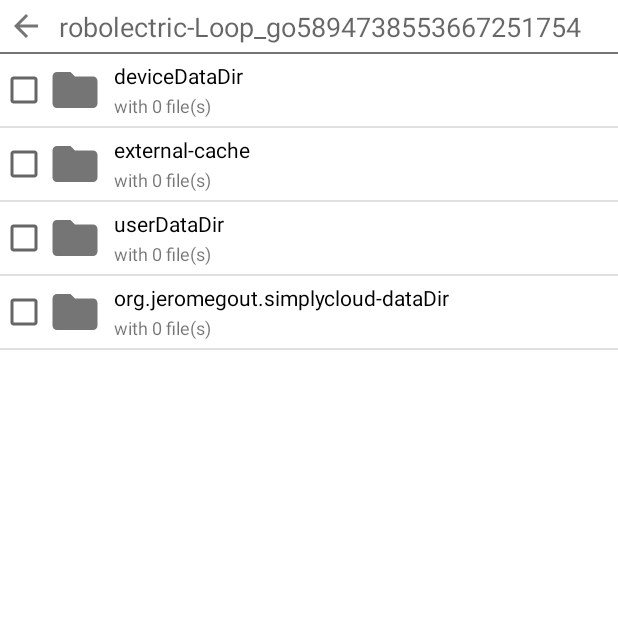
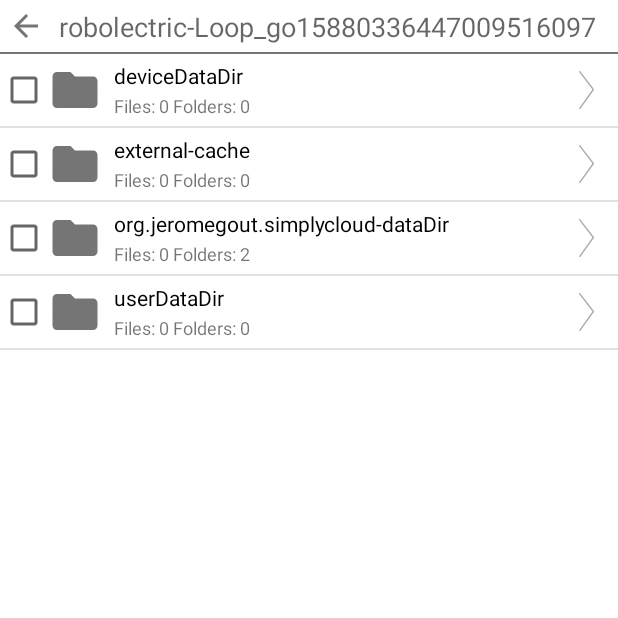
Before and after one commit to jeromegout/SimplyCloud, an Android app: the fragment FileFragment shown on its own in the app's theme, after a tap on an icon or button, on a phone screen of 412 x 824 dp, the top half of it. Run offline under Robolectric (Android 15) with nearby library versions, the phone set to English and light mode, and no system bars.

Commit message:
File Selection:    Sort of elements (files and folders) fixed    Right arrow on folders

```diff
--- a/app/src/main/java/org/jeromegout/simplycloud/selection/adapters/FileHolder.java
+++ b/app/src/main/java/org/jeromegout/simplycloud/selection/adapters/FileHolder.java
@@ -15,6 +15,7 @@ import java.io.File;
 
 
 public class FileHolder extends RecyclerView.ViewHolder {
+	private final ImageView folderImage;
 	private ImageView fileImage;
 	private TextView fileName;
 	//- for folder, shows the number of child, for regular file shows its size
@@ -29,6 +30,7 @@ public class FileHolder extends RecyclerView.ViewHolder {
 		this.fileName = (TextView) itemView.findViewById(R.id.item_filename);
 		this.fileDetails = (TextView) itemView.findViewById(R.id.item_file_details);
 		this.selectionBox = (CheckBox) itemView.findViewById(R.id.item_file_checkbox);
+		this.folderImage = (ImageView) itemView.findViewById(R.id.dir_icon_inside);
 	}
 
 	public void bind(final FileItem item) {
@@ -53,6 +55,11 @@ public class FileHolder extends RecyclerView.ViewHolder {
  				}
 			}
 		});
+		if(item.isDirectory()) {
+			folderImage.setVisibility(View.VISIBLE);
+		} else {
+			folderImage.setVisibility(View.GONE);
+		}
 	}
 
 	protected void selectItem(FileItem item, boolean isChecked) {
--- a/app/src/main/java/org/jeromegout/simplycloud/selection/fragments/FileItem.java
+++ b/app/src/main/java/org/jeromegout/simplycloud/selection/fragments/FileItem.java
@@ -25,10 +25,22 @@ public class FileItem extends File {
 
 	public String getDetails() {
 		if(isDirectory()) {
-			return String.format("with %d file(s)", getDirectoryFiles().length);
+			return String.format("Files: %d Folders: %d", getDirectoryFiles().length, getDirectoryFolders().length);
 		} else {
 			return FileUtil.getReadableFileSize(this);
 		}
+	}
+
+	private File[] getDirectoryFolders() {
+		if(isDirectory() && canRead()) {
+			return listFiles(new FileFilter() {
+				@Override
+				public boolean accept(File file) {
+					return file.canRead() && file.isDirectory();
+				}
+			});
+		}
+		return new File[0];
 	}
 
 	/**
@@ -56,7 +68,9 @@ public class FileItem extends File {
 		if (isFile() && pathname.isDirectory()) {
 			return 1;
 		}
-		return 0;
+		String name = getName().toLowerCase();
+		String other = pathname.getName().toLowerCase();
+		return name.compareTo(other);
 	}
 
 	private boolean isFileSelected(File file) {
--- /dev/null
+++ b/app/src/main/res/drawable/ic_chevron_right.xml
@@ -0,0 +1,8 @@
+<vector android:alpha="0.33" android:height="25dp"
+    android:viewportHeight="25.885" android:viewportWidth="10.671"
+    android:width="10dp" xmlns:android="http://schemas.android.com/apk/res/android">
+    <path android:fillColor="#00000000"
+        android:pathData="m0.444,0.443 l9.786,12.143 -9.646,12.857"
+        android:strokeColor="#000" android:strokeLineCap="round"
+        android:strokeLineJoin="round" android:strokeWidth="1"/>
+</vector>
--- a/app/src/main/res/layout/item_file_selection.xml
+++ b/app/src/main/res/layout/item_file_selection.xml
@@ -31,7 +31,6 @@
 		android:layout_centerVertical="true"
 		android:layout_marginLeft="8dp"
 		android:layout_marginRight="8dp"
-
 		>
 
         <TextView
@@ -41,7 +40,7 @@
             android:layout_alignParentLeft="true"
             android:ellipsize="middle"
             android:singleLine="true"
-            android:text="ExempleRemunerationAnneeIncompleteAMA.pdf"
+            android:text="EionAnneeIncompleteAMA.pdf"
             android:textAppearance="?android:textAppearanceListItem"
             android:textSize="14sp"/>
 
@@ -56,6 +55,14 @@
 			android:textSize="12sp"/>
 	</RelativeLayout>
 
-
+	<ImageView
+		android:id="@+id/dir_icon_inside"
+		android:layout_width="wrap_content"
+		android:layout_height="wrap_content"
+		android:layout_marginEnd="16dp"
+		android:layout_centerVertical="true"
+		android:layout_alignParentRight="true"
+		android:src="@drawable/ic_chevron_right"
+		tools:ignore="ContentDescription"/>
 
 </RelativeLayout>
```
